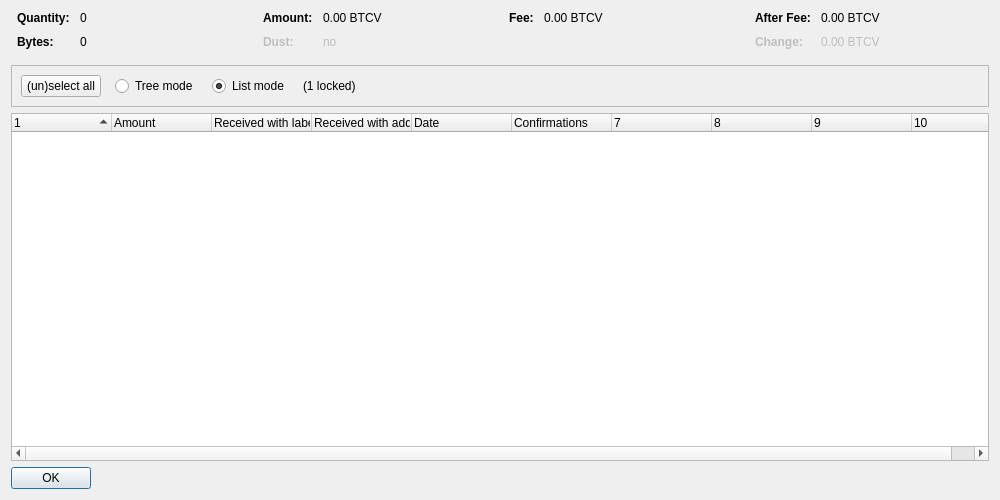
This is src/qt/forms/coincontroldialog.ui in cpumil/bitcoinV as Qt 5 draws it before an edit. The edited form follows.
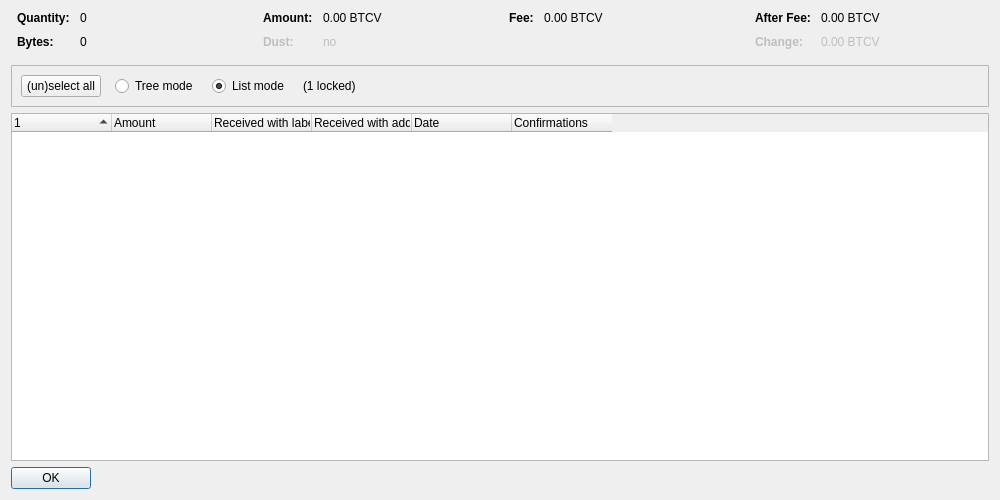
This is the edited form. Custom widgets are drawn as their Qt base class.

The edit to the form file:
```diff
--- a/src/qt/forms/coincontroldialog.ui
+++ b/src/qt/forms/coincontroldialog.ui
@@ -402,7 +402,7 @@
       <bool>false</bool>
      </property>
      <property name="columnCount">
-      <number>10</number>
+      <number>6</number>
      </property>
      <attribute name="headerShowSortIndicator" stdset="0">
       <bool>true</bool>
```
